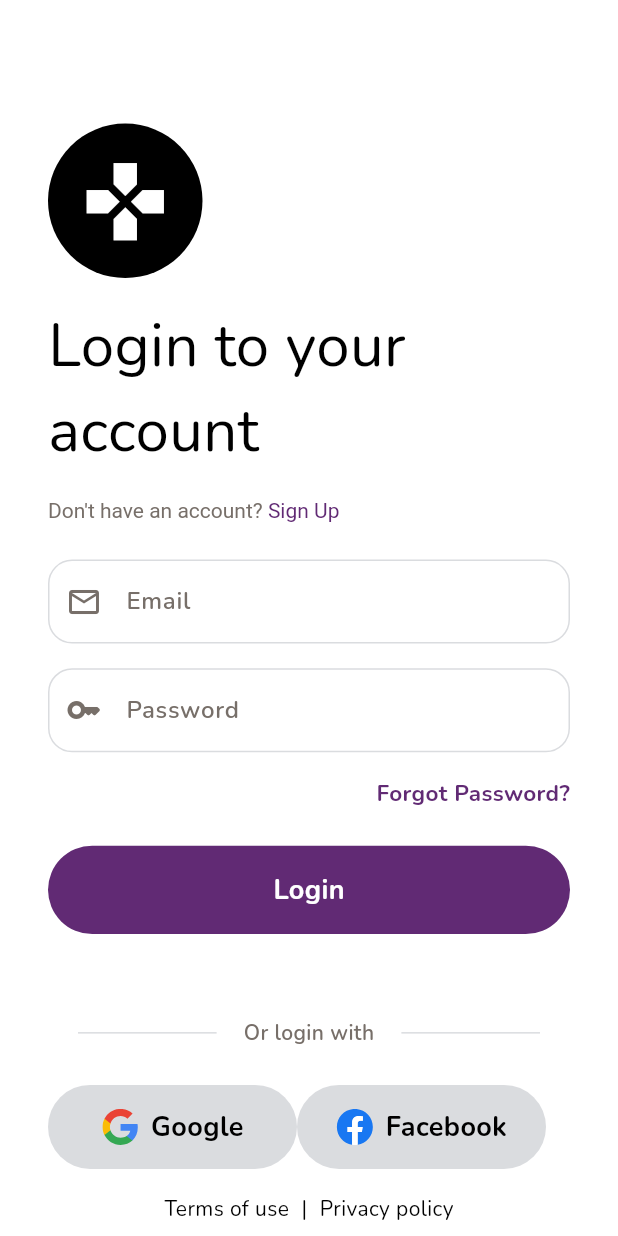
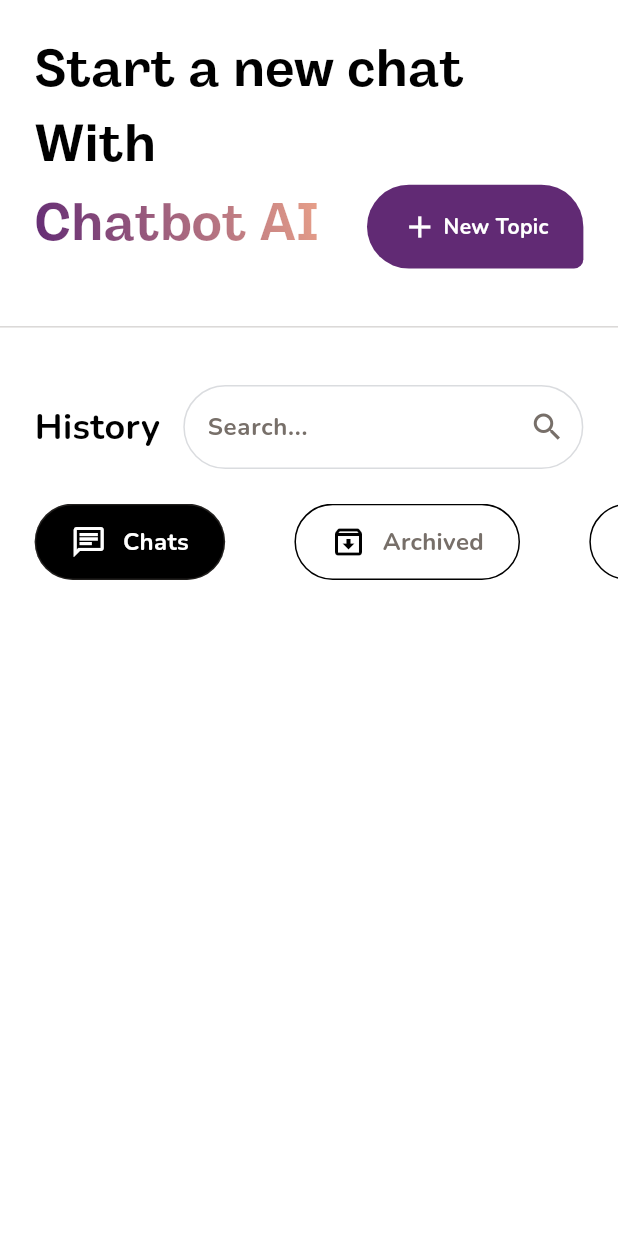
Before and after one commit to SyedAbdulNafay/AI-Chatbot, a Flutter app: the screen it shows after launch, on a phone screen of 412 x 824 dp. Run offline on Flutter 3.47's test engine with Material 3 defaults, Android fonts, the light colour scheme and no system bars; our stand-ins replace firebase_core, flutter_svg, get, google_generative_ai; accounts and stored records are empty.

Commit message:
home page started

```diff
--- a/lib/controllers/home_controller.dart
+++ b/lib/controllers/home_controller.dart
@@ -3,6 +3,7 @@ import 'package:get/get.dart';
 
 class HomeController extends GetxController {
   Rx<ThemeMode> currentTheme = ThemeMode.system.obs;
+  var selectedTab = 1.obs;
 
   void switchTheme() {
     currentTheme.value = currentTheme.value == ThemeMode.light
--- a/lib/controllers/login_controller.dart
+++ b/lib/controllers/login_controller.dart
@@ -6,4 +6,12 @@ class LoginController extends GetxController {
   final passwordController = TextEditingController();
 
   var showPassword = false.obs;
+
+  double responsiveHeight(double pixelValue, double screenHeight) {
+    return screenHeight * (pixelValue / 928);
+  }
+
+  double responsiveWidth(double pixelValue, double screenWidth) {
+    return screenWidth * (pixelValue / 428);
+  }
 }
--- a/lib/main.dart
+++ b/lib/main.dart
@@ -1,5 +1,5 @@
 import 'package:ai_chatbot/firebase_options.dart';
-import 'package:ai_chatbot/pages/login_page.dart';
+import 'package:ai_chatbot/pages/home_page.dart';
 import 'package:firebase_core/firebase_core.dart';
 import 'package:flutter/material.dart';
 import 'package:get/get.dart';
@@ -24,7 +24,7 @@ class MyApp extends StatelessWidget {
       theme: CustomTheme.lightTheme,
       darkTheme: CustomTheme.darkTheme,
       themeMode: ThemeMode.system,
-      home: const LoginPage(),
+      home: const HomePage(),
     );
   }
 }
--- /dev/null
+++ b/lib/pages/home_page.dart
@@ -0,0 +1,150 @@
+import 'package:ai_chatbot/controllers/login_controller.dart';
+import 'package:ai_chatbot/services/widgets/gradient_text.dart';
+import 'package:ai_chatbot/services/widgets/tabs.dart';
+import 'package:flutter/material.dart';
+import 'package:get/get.dart';
+
+class HomePage extends StatelessWidget {
+  const HomePage({super.key});
+
+  @override
+  Widget build(BuildContext context) {
+    final LoginController loginController = Get.put(LoginController());
+
+    return Scaffold(
+      backgroundColor: Get.theme.colorScheme.surface,
+      body: SafeArea(
+        child: LayoutBuilder(builder: (context, constraints) {
+          double screenWidth = constraints.maxWidth;
+          double screenHeight = constraints.maxHeight;
+
+          return Column(
+            children: [
+              Padding(
+                padding: EdgeInsets.only(
+                  left: loginController.responsiveWidth(24, screenWidth),
+                  right: loginController.responsiveWidth(24, screenWidth),
+                  top: loginController.responsiveWidth(24, screenWidth),
+                  bottom: loginController.responsiveWidth(32, screenWidth),
+                ),
+                child: Column(
+                  crossAxisAlignment: CrossAxisAlignment.start,
+                  children: [
+                    const Text(
+                      "Start a new chat",
+                      style: TextStyle(fontFamily: "HeadingFont", fontSize: 35),
+                    ),
+                    const Text(
+                      "With",
+                      style: TextStyle(fontFamily: "HeadingFont", fontSize: 35),
+                    ),
+                    Row(
+                      mainAxisAlignment: MainAxisAlignment.spaceBetween,
+                      children: [
+                        GradientText(
+                          text: 'Chatbot AI',
+                          gradient: LinearGradient(
+                              colors: [
+                                Get.theme.colorScheme.primary,
+                                Get.theme.colorScheme.secondary,
+                              ],
+                              begin: Alignment.bottomLeft,
+                              end: Alignment.topRight),
+                          style: const TextStyle(
+                              fontFamily: 'HeadingFont', fontSize: 35),
+                        ),
+                        Container(
+                          padding: EdgeInsets.symmetric(
+                            horizontal: loginController.responsiveWidth(
+                                24, screenWidth),
+                            vertical: loginController.responsiveHeight(
+                                18, screenHeight),
+                          ),
+                          decoration: BoxDecoration(
+                              color: Get.theme.colorScheme.primary,
+                              borderRadius: const BorderRadius.only(
+                                  topLeft: Radius.circular(36),
+                                  topRight: Radius.circular(36),
+                                  bottomLeft: Radius.circular(36),
+                                  bottomRight: Radius.circular(8))),
+                          child: Row(
+                            children: [
+                              const Icon(Icons.add),
+                              SizedBox(
+                                width: loginController.responsiveWidth(
+                                    4, screenWidth),
+                              ),
+                              Text(
+                                "New Topic",
+                                style: TextStyle(
+                                    color: Get.theme.colorScheme.surface,
+                                    fontWeight: FontWeight.bold),
+                              ),
+                            ],
+                          ),
+                        ),
+                      ],
+                    )
+                  ],
+                ),
+              ),
+              Divider(
+                color: Get.theme.colorScheme.tertiary.withOpacity(0.28),
+                thickness: 1,
+              ),
+              Padding(
+                padding: EdgeInsets.only(
+                  left: loginController.responsiveWidth(24, screenWidth),
+                  right: loginController.responsiveWidth(24, screenWidth),
+                  top: loginController.responsiveWidth(32, screenWidth),
+                  bottom: loginController.responsiveWidth(24, screenWidth),
+                ),
+                child: Row(
+                  children: [
+                    const Text(
+                      "History",
+                      style:
+                          TextStyle(fontSize: 24, fontWeight: FontWeight.bold),
+                    ),
+                    SizedBox(
+                      width: loginController.responsiveWidth(16, screenWidth),
+                    ),
+                    Expanded(
+                      child: TextField(
+                        decoration: InputDecoration(
+                          suffixIcon: Icon(
+                            Icons.search,
+                            color: Get.theme.colorScheme.tertiary,
+                          ),
+                          hintStyle: TextStyle(
+                              color: Get.theme.colorScheme.tertiary,
+                              fontSize: 16,
+                              fontWeight: FontWeight.w700),
+                          hintText: "Search...",
+                          focusedBorder: OutlineInputBorder(
+                              borderSide: BorderSide(
+                                  color: Get.theme.colorScheme.tertiary
+                                      .withOpacity(0.28)),
+                              borderRadius: BorderRadius.circular(32)),
+                          border: OutlineInputBorder(
+                              borderRadius: BorderRadius.circular(32),
+                              borderSide: BorderSide(
+                                  color: Get.theme.colorScheme.tertiary
+                                      .withOpacity(0.28))),
+                        ),
+                      ),
+                    )
+                  ],
+                ),
+              ),
+              Tabs(
+                screenWidth: screenWidth,
+                screenHeight: screenHeight,
+              )
+            ],
+          );
+        }),
+      ),
+    );
+  }
+}
--- a/lib/pages/login_page.dart
+++ b/lib/pages/login_page.dart
@@ -13,6 +13,7 @@ class LoginPage extends StatelessWidget {
     final LoginController loginController = Get.put(LoginController());
 
     return Scaffold(
+      backgroundColor: Get.theme.colorScheme.surface,
       body: SafeArea(
         child: LayoutBuilder(
           builder: (context, constraints) {
@@ -39,7 +40,7 @@ class LoginPage extends StatelessWidget {
                   SizedBox(height: availableHeight * 0.02),
                   const Text(
                     "Login to your account",
-                    style: TextStyle(fontSize: 40),
+                    style: TextStyle(fontSize: 40, fontFamily: 'HeadingFont'),
                   ),
                   SizedBox(height: availableHeight * 0.02),
                   RichText(
--- a/lib/pages/my_home_page.dart
+++ /dev/null
@@ -1,38 +0,0 @@
-import 'package:ai_chatbot/services/open_ai_service.dart';
-import 'package:flutter/material.dart';
-
-class MyHomePage extends StatelessWidget {
-  const MyHomePage({super.key});
-
-  @override
-  Widget build(BuildContext context) {
-    final OpenAIService aiService = OpenAIService();
-    final TextEditingController controller = TextEditingController();
-
-    return SafeArea(
-      child: Scaffold(
-        backgroundColor: Colors.grey,
-        body: Center(
-            child: Column(
-          mainAxisAlignment: MainAxisAlignment.center,
-          children: [
-            TextField(
-              controller: controller,
-              decoration: InputDecoration(),
-            ),
-            TextButton(
-                onPressed: () async {
-                  debugPrint("started");
-                  await aiService.generateResponse(controller.text);
-                  debugPrint("finished");
-                },
-                child: Text(
-                  "Get response",
-                  style: TextStyle(color: Colors.yellow, fontSize: 30),
-                ))
-          ],
-        )),
-      ),
-    );
-  }
-}
--- /dev/null
+++ b/lib/pages/testing.dart
@@ -0,0 +1,70 @@
+import 'package:ai_chatbot/services/open_ai_service.dart';
+import 'package:flutter/material.dart';
+import 'package:get/get.dart';
+
+class Testing extends StatelessWidget {
+  const Testing({super.key});
+
+  @override
+  Widget build(BuildContext context) {
+    final OpenAIService aiService = OpenAIService();
+    final TextEditingController controller = TextEditingController();
+
+    return SafeArea(
+      child: Scaffold(
+        backgroundColor: Colors.grey,
+        body: Center(
+            child: Column(
+          mainAxisAlignment: MainAxisAlignment.center,
+          children: [
+            CustomPaint(
+              size: const Size(300, 300),
+              painter: RectPainter(),
+            ),
+            TextField(
+              controller: controller,
+              decoration: InputDecoration(),
+            ),
+            TextButton(
+                onPressed: () async {
+                  debugPrint("started");
+                  await aiService.generateResponse(controller.text);
+                  debugPrint("finished");
+                },
+                child: Text(
+                  "Get response",
+                  style: TextStyle(color: Colors.yellow, fontSize: 30),
+                ))
+          ],
+        )),
+      ),
+    );
+  }
+}
+
+class RectPainter extends CustomPainter {
+  @override
+  void paint(Canvas canvas, Size size) {
+    // Define the rectangle using Rect.fromLTRB(left, top, right, bottom)
+    final Rect rect = Rect.fromLTRB(0, 0, 250, 150);
+
+    // Create a gradient to fill the rectangle
+    final Gradient gradient = LinearGradient(
+        colors: [
+          Get.theme.colorScheme.primary,
+          Get.theme.colorScheme.secondary,
+        ],
+        begin: Alignment.bottomLeft, // Start of gradient
+        end: Alignment.topRight, // End of gradient
+        stops: [0.3, 1.0]);
+
+    // Create a Paint object with the gradient
+    final Paint paint = Paint()..shader = gradient.createShader(rect);
+
+    // Draw the rectangle on the canvas
+    canvas.drawRect(rect, paint);
+  }
+
+  @override
+  bool shouldRepaint(covariant CustomPainter oldDelegate) => false;
+}
--- a/lib/pages/home.dart
+++ b/lib/pages/theme_switch.dart
@@ -3,14 +3,14 @@ import 'package:get/get.dart';
 
 import '../controllers/home_controller.dart';
 
-class Home extends StatefulWidget {
-  const Home({super.key});
+class ThemeSwitch extends StatefulWidget {
+  const ThemeSwitch({super.key});
 
   @override
-  State<Home> createState() => _HomeState();
+  State<ThemeSwitch> createState() => _ThemeSwitchState();
 }
 
-class _HomeState extends State<Home> {
+class _ThemeSwitchState extends State<ThemeSwitch> {
   final HomeController _controller = Get.put(HomeController());
 
   @override
--- a/lib/services/theme.dart
+++ b/lib/services/theme.dart
@@ -16,10 +16,11 @@ class CustomTheme {
     scaffoldBackgroundColor: Colors.white,
     useMaterial3: true,
     switchTheme: SwitchThemeData(
-        thumbColor: WidgetStateProperty.resolveWith(
-            (states) => const Color(0xFFE8A089)),
+      thumbColor:
+          WidgetStateProperty.resolveWith((states) => const Color(0xFFE8A089)),
     ),
-      iconTheme: const IconThemeData(color: Color(0xFFE8A089)));
+    iconTheme: const IconThemeData(color: Colors.white),
+  );
 
   static final darkTheme = ThemeData(
     colorScheme: ColorScheme.dark(
--- /dev/null
+++ b/lib/services/widgets/gradient_text.dart
@@ -0,0 +1,26 @@
+import 'package:flutter/material.dart';
+
+class GradientText extends StatelessWidget {
+  final String text;
+  final TextStyle? style;
+  final Gradient gradient;
+  const GradientText({
+    super.key,
+    required this.text,
+    this.style,
+    required this.gradient,
+  });
+
+  @override
+  Widget build(BuildContext context) {
+    return ShaderMask(
+      blendMode: BlendMode.srcIn,
+      shaderCallback: (bounds) => gradient
+          .createShader(Rect.fromLTRB(0, 0, bounds.width, bounds.height)),
+      child: Text(
+        text,
+        style: style,
+      ),
+    );
+  }
+}
--- /dev/null
+++ b/lib/services/widgets/tabs.dart
@@ -0,0 +1,129 @@
+import 'package:ai_chatbot/controllers/home_controller.dart';
+import 'package:ai_chatbot/controllers/login_controller.dart';
+import 'package:flutter/material.dart';
+import 'package:get/get.dart';
+
+class Tabs extends StatelessWidget {
+  final double screenWidth;
+  final double screenHeight;
+  const Tabs(
+      {super.key, required this.screenWidth, required this.screenHeight});
+
+  @override
+  Widget build(BuildContext context) {
+    final HomeController homeController = Get.put(HomeController());
+    return Obx(() => SizedBox(
+          child: SingleChildScrollView(
+            scrollDirection: Axis.horizontal,
+            child: Row(
+              children: [
+                Tab(
+                  text: "Chats",
+                  icon: Icon(
+                    Icons.chat_outlined,
+                    color: homeController.selectedTab.value == 1
+                        ? Get.theme.colorScheme.surface
+                        : Get.theme.colorScheme.inversePrimary,
+                  ),
+                  isSelected: homeController.selectedTab.value == 1,
+                  screenWidth: screenWidth,
+                  onTap: () {
+                    homeController.selectedTab.value = 1;
+                  },
+                  screenHeight: screenHeight,
+                ),
+                Tab(
+                  text: "Archived",
+                  icon: Icon(
+                    Icons.archive_outlined,
+                    color: homeController.selectedTab.value == 2
+                        ? Get.theme.colorScheme.surface
+                        : Get.theme.colorScheme.inversePrimary,
+                  ),
+                  isSelected: homeController.selectedTab.value == 2,
+                  screenWidth: screenWidth,
+                  onTap: () {
+                    homeController.selectedTab.value = 2;
+                  },
+                  screenHeight: screenHeight,
+                ),
+                Tab(
+                  text: "Images",
+                  icon: Icon(
+                    Icons.image_outlined,
+                    color: homeController.selectedTab.value == 3
+                        ? Get.theme.colorScheme.surface
+                        : Get.theme.colorScheme.inversePrimary,
+                  ),
+                  isSelected: homeController.selectedTab.value == 3,
+                  screenWidth: screenWidth,
+                  onTap: () {
+                    homeController.selectedTab.value = 3;
+                  },
+                  screenHeight: screenHeight,
+                ),
+              ],
+            ),
+          ),
+        ));
+  }
+}
+
+class Tab extends StatelessWidget {
+  final String text;
+  final Icon icon;
+  final bool isSelected;
+  final double screenWidth;
+  final double screenHeight;
+  final void Function()? onTap;
+  const Tab({
+    super.key,
+    required this.text,
+    required this.icon,
+    required this.isSelected,
+    required this.screenWidth,
+    required this.screenHeight,
+    required this.onTap,
+  });
+
+  @override
+  Widget build(BuildContext context) {
+    final LoginController loginController = Get.find();
+    return GestureDetector(
+      onTap: onTap,
+      child: Container(
+        padding: EdgeInsets.symmetric(
+            vertical: loginController.responsiveHeight(14, screenHeight),
+            horizontal: loginController.responsiveWidth(24, screenWidth)),
+        margin: EdgeInsets.symmetric(
+            horizontal: loginController.responsiveWidth(24, screenWidth)),
+        decoration: BoxDecoration(
+            border: Border.all(
+                color: isSelected
+                    ? Get.theme.colorScheme.tertiary.withOpacity(0.28)
+                    : Get.theme.colorScheme.inversePrimary),
+            borderRadius: BorderRadius.circular(32),
+            color: isSelected
+                ? Get.theme.colorScheme.inversePrimary
+                : Get.theme.colorScheme.surface),
+        child: Row(
+          children: [
+            icon,
+            SizedBox(
+              width: loginController.responsiveWidth(11, screenWidth),
+            ),
+            Text(
+              text,
+              style: TextStyle(
+                  fontWeight: FontWeight.bold,
+                  fontSize: 16,
+                  color: isSelected
+                      ? Get.theme.colorScheme.surface
+                      : Get.theme.colorScheme.tertiary),
+            ),
+          ],
+        ),
+      ),
+    );
+  }
+}
```
Also changed, not shown: pubspec.yaml (+6 -8 lines), assets/fonts/Body-Grotesque-Bold-trial.ttf (added). Lines whose indentation alone changed are shown as unchanged.
